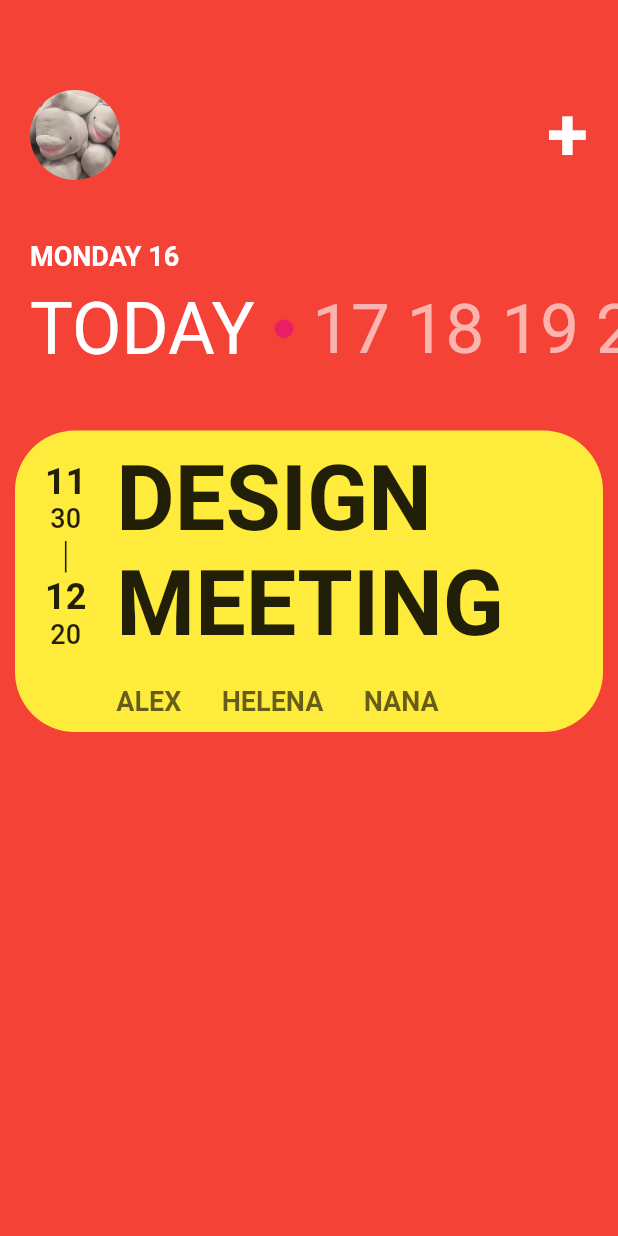
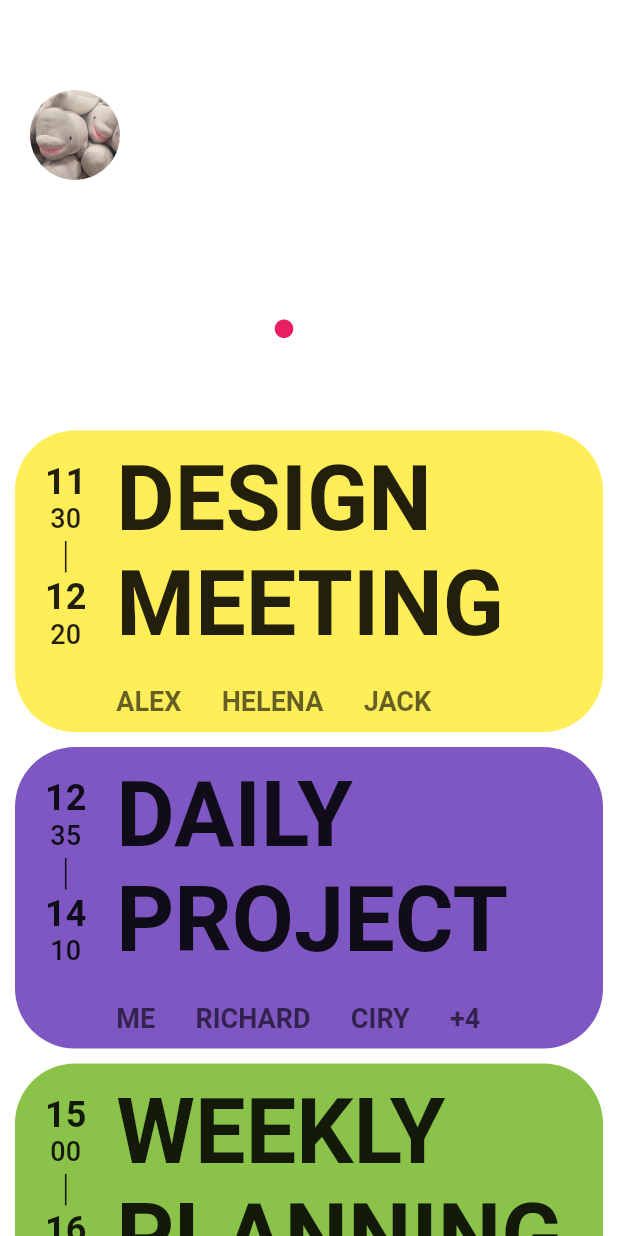
Before and after one commit to bladnoch/flutter-creative, a Flutter app: the screen it shows after launch, on a phone screen of 412 x 824 dp. Run offline on Flutter 3.47's test engine with Material 2 defaults, Android fonts, the phone set to English and light mode, and no system bars.

Commit message:
done day 2 challenge" git push
"

```diff
--- a/week2day2/lib/main.dart
+++ b/week2day2/lib/main.dart
@@ -1,4 +1,5 @@
 import 'package:flutter/material.dart';
+import 'package:week_two_day_two/widgets/card.dart';
 
 void main() {
   runApp(MyApp());
@@ -9,7 +10,7 @@ class MyApp extends StatelessWidget {
   Widget build(BuildContext){
     return MaterialApp(
       home: Scaffold(
-        backgroundColor: Colors.red,
+        backgroundColor: Color(0x101820),
         body:Column(
           children: [
             SizedBox(height: 60,),
@@ -93,99 +94,28 @@ class MyApp extends StatelessWidget {
             SizedBox(height: 40,),
 
             ///cards
-            Padding(
-              padding: EdgeInsets.symmetric(horizontal: 10),
-              child: Container(
-                decoration: BoxDecoration(
-                  color: Colors.yellow,
-                  borderRadius: BorderRadius.circular(40),
-                ),
-                child: Row(
-                  children: [
-                    Padding(
-                      padding: EdgeInsets.symmetric(vertical: 10,horizontal: 20),
-                      child: Row(
-                        mainAxisAlignment: MainAxisAlignment.start,
-                        crossAxisAlignment: CrossAxisAlignment.start,
-                        children: [
-                          /// 날짜
-                          Padding(
-                            padding: const EdgeInsets.symmetric(vertical: 10),
-                            child: Column(
-                              textDirection: TextDirection.ltr,
-                              children: [
-                                Text("11",
-                                  style: TextStyle(
-                                    fontSize: 24,
-                                    fontWeight: FontWeight.w600,
-                                  ),
-                                ),
-                                Text("30",
-                                  style: TextStyle(
-                                    fontSize: 18,
-                                    fontWeight: FontWeight.w500,
-                                  ),
-                                ),
-                                Text("|",
-                                  style: TextStyle(
-                                    fontSize: 24,
-                                    fontWeight: FontWeight.w300,
-                                  ),
-                                ),
-                                Text("12",
-                                  style: TextStyle(
-                                    fontSize: 24,
-                                    fontWeight: FontWeight.w600,
-                                  ),
-                                ),
-                                Text("20",
-                                  style: TextStyle(
-                                    fontSize: 18,
-                                    fontWeight: FontWeight.w500,
-                                  ),
-                                ),
-                              ],
-                            ),
-                          ),
 
-                          Padding(
-                            padding: const EdgeInsets.symmetric(horizontal: 20),
-                            child: Column(
-                              crossAxisAlignment: CrossAxisAlignment.start,
-                              children: [
-                                /// Design Meeting
-                                Text("DESIGN",
-                                  style: TextStyle(
-                                    fontSize: 60,
-                                    fontWeight: FontWeight.w600,
-                                  ),
-                                ),
+            ThreeCards(
+                date: ["11","30","12","20"],
+                topic: ["DESIGN","MEETING"],
+                people: ["alex","helena","Jack",],
+                color:Colors.yellow[400],
+            ),
+            SizedBox(height: 10,),
 
-                                  Text("MEETING",
-                                    style: TextStyle(
-                                      fontSize: 60,
-                                      fontWeight: FontWeight.w600,
-                                    ),
-                                  ),
-                                SizedBox(height: 20,),
+            ThreeCards(
+                date: ["12","35","14","10"],
+                topic: ["daily","project"],
+                people: ["me","richard","ciry","+4"],
+                color:Colors.deepPurple[400],
+            ),
+            SizedBox(height: 10,),
 
-                                Text("Alex      Helena      Nana".toUpperCase(),
-                                  style:
-                                  TextStyle(
-                                    fontSize: 18,
-                                    color: Colors.black87.withOpacity(0.6),
-                                    fontWeight: FontWeight.w600
-                                  ),
-                                ),
-                              ],
-                            ),
-                          ),
-                        ],
-                      ),
-                    )
-                  ],
-                ),
-              ),
+            ThreeCards(
+              date: ["15","00","16","30"],
+              topic: ["weekly","planning"],
+              people: ["den","nana","mark",],
+              color:Colors.lightGreen,
             ),
           ],
         ),
--- a/week2day2/lib/widgets/card.dart
+++ b/week2day2/lib/widgets/card.dart
@@ -1,17 +1,17 @@
-
-
 import 'package:flutter/material.dart';
 
-class Card extends StatelessWidget{
-
-  final List<String> date, topic, people;
+class ThreeCards extends StatelessWidget{
+  // final String people;
+  final List<String> date, topic,people;
   final color;
 
-  const Card({super.key,
+  const ThreeCards({
+    super.key,
     required this.topic,
     required this.people,
     required this.date,
-    required this.color});
+    required this.color,
+  });
 
   peopleString(people){
     var temp="";
@@ -24,7 +24,7 @@ class Card extends StatelessWidget{
   Widget build(BuildContext context) {
 
     return Padding(
-      padding: EdgeInsets.symmetric(horizontal: 10),
+      padding: const EdgeInsets.symmetric(horizontal: 10),
       child: Container(
         decoration: BoxDecoration(
           color: color,
@@ -33,7 +33,7 @@ class Card extends StatelessWidget{
         child: Row(
           children: [
             Padding(
-              padding: EdgeInsets.symmetric(vertical: 10,horizontal: 20),
+              padding: const EdgeInsets.symmetric(vertical: 10,horizontal: 20),
               child: Row(
                 mainAxisAlignment: MainAxisAlignment.start,
                 crossAxisAlignment: CrossAxisAlignment.start,
@@ -45,31 +45,31 @@ class Card extends StatelessWidget{
                       textDirection: TextDirection.ltr,
                       children: [
                         Text(date[0],
-                          style: TextStyle(
+                          style: const TextStyle(
                             fontSize: 24,
                             fontWeight: FontWeight.w600,
                           ),
                         ),
                         Text(date[1],
-                          style: TextStyle(
+                          style: const TextStyle(
                             fontSize: 18,
                             fontWeight: FontWeight.w500,
                           ),
                         ),
-                        Text("|",
+                        const Text("|",
                           style: TextStyle(
                             fontSize: 24,
                             fontWeight: FontWeight.w300,
                           ),
                         ),
                         Text(date[2],
-                          style: TextStyle(
+                          style: const TextStyle(
                             fontSize: 24,
                             fontWeight: FontWeight.w600,
                           ),
                         ),
                         Text(date[3],
-                          style: TextStyle(
+                          style: const TextStyle(
                             fontSize: 18,
                             fontWeight: FontWeight.w500,
                           ),
@@ -79,25 +79,25 @@ class Card extends StatelessWidget{
                   ),
 
                   Padding(
-                    padding: const EdgeInsets.symmetric(horizontal: 20),
+                    padding: const EdgeInsets.only(left: 20),
                     child: Column(
                       crossAxisAlignment: CrossAxisAlignment.start,
                       children: [
                         /// Design Meeting
-                        Text(topic[0],
-                          style: TextStyle(
+                        Text(topic[0].toUpperCase(),
+                          style: const TextStyle(
                             fontSize: 60,
                             fontWeight: FontWeight.w600,
                           ),
                         ),
 
-                        Text(topic[1],
-                          style: TextStyle(
+                        Text(topic[1].toUpperCase(),
+                          style: const TextStyle(
                             fontSize: 60,
                             fontWeight: FontWeight.w600,
                           ),
                         ),
-                        SizedBox(height: 20,),
+                        const SizedBox(height: 20,),
 
                         Text(peopleString(people).toUpperCase(),
                           style:
```
